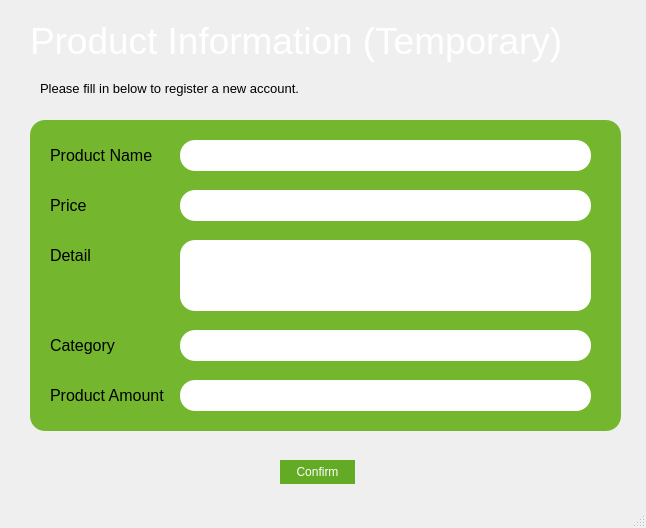
Above: UI Design/Protocol/sell_product.ui from kr-pound/SEP-Project before the change. Below: the same form after it.
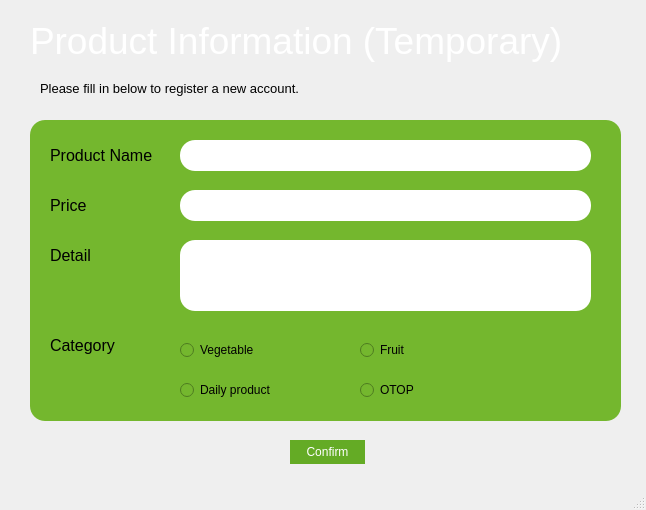
That is the form after the change.

Commit message: ui radio button

What changed in the file:
```diff
--- a/UI Design/Protocol/sell_product.ui
+++ b/UI Design/Protocol/sell_product.ui
@@ -7,7 +7,7 @@
     <x>0</x>
     <y>0</y>
     <width>646</width>
-    <height>528</height>
+    <height>510</height>
    </rect>
   </property>
   <property name="windowTitle">
@@ -41,8 +41,8 @@
    <widget class="QPushButton" name="ConfirmButton">
     <property name="geometry">
      <rect>
-      <x>280</x>
-      <y>460</y>
+      <x>290</x>
+      <y>440</y>
       <width>75</width>
       <height>24</height>
      </rect>
@@ -88,7 +88,7 @@
       <x>30</x>
       <y>120</y>
       <width>591</width>
-      <height>311</height>
+      <height>301</height>
      </rect>
     </property>
     <property name="styleSheet">
@@ -219,48 +219,56 @@
       <string>Category</string>
      </property>
     </widget>
-    <widget class="QLineEdit" name="CategoryLineEdit">
+    <widget class="QRadioButton" name="VegetableCategory">
      <property name="geometry">
       <rect>
        <x>150</x>
-       <y>210</y>
-       <width>411</width>
-       <height>31</height>
+       <y>220</y>
+       <width>101</width>
+       <height>20</height>
       </rect>
      </property>
-     <property name="styleSheet">
-      <string notr="true">background-color: rgb(255, 255, 255);</string>
+     <property name="text">
+      <string>Vegetable</string>
      </property>
     </widget>
-    <widget class="QLabel" name="AmountLabel">
+    <widget class="QRadioButton" name="FruitCategory">
      <property name="geometry">
       <rect>
-       <x>20</x>
-       <y>260</y>
-       <width>121</width>
-       <height>31</height>
+       <x>330</x>
+       <y>220</y>
+       <width>89</width>
+       <height>20</height>
       </rect>
      </property>
-     <property name="font">
-      <font>
-       <pointsize>12</pointsize>
-      </font>
-     </property>
      <property name="text">
-      <string>Product Amount</string>
+      <string>Fruit</string>
      </property>
     </widget>
-    <widget class="QLineEdit" name="AmountLineEdit">
+    <widget class="QRadioButton" name="DailyProductCategory">
      <property name="geometry">
       <rect>
        <x>150</x>
        <y>260</y>
-       <width>411</width>
-       <height>31</height>
+       <width>111</width>
+       <height>20</height>
       </rect>
      </property>
-     <property name="styleSheet">
-      <string notr="true">background-color: rgb(255, 255, 255);</string>
+     <property name="text">
+      <string>Daily product</string>
+     </property>
+    </widget>
+    <widget class="QRadioButton" name="radioButton_4">
+     <property name="geometry">
+      <rect>
+       <x>330</x>
+       <y>260</y>
+       <width>89</width>
+       <height>20</height>
+      </rect>
+     </property>
+     <property name="text">
+      <string>OTOP</string>
      </property>
     </widget>
    </widget>
```
The commit also changes 5 other files.
